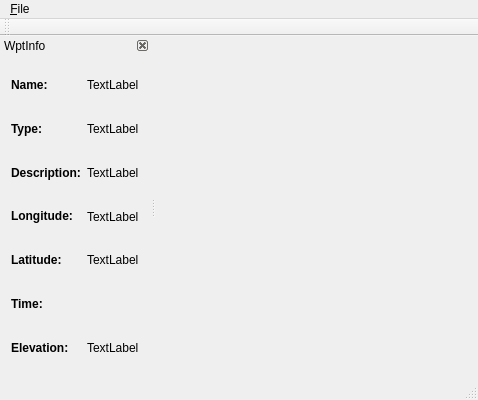
The window that src/mainwindow.ui (andreadecorte/geoviodi) describes before a commit, drawn with Qt 5.
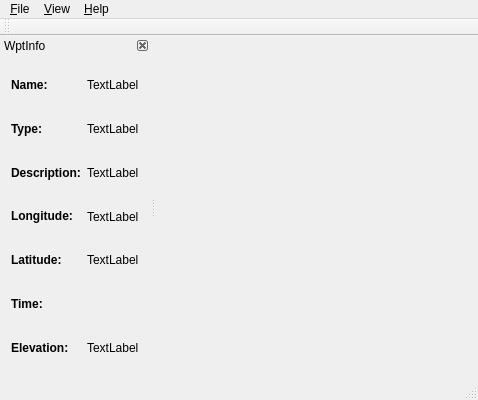
The same window after the commit.

Commit message: added basic about box and improved menu

The edit to the form file:
```diff
--- a/src/mainwindow.ui
+++ b/src/mainwindow.ui
@@ -46,7 +46,21 @@
     <addaction name="separator"/>
     <addaction name="action_Exit"/>
    </widget>
+   <widget class="QMenu" name="menu_Help">
+    <property name="title">
+     <string>&amp;Help</string>
+    </property>
+    <addaction name="actionAbout_Qt"/>
+    <addaction name="action_About"/>
+   </widget>
+   <widget class="QMenu" name="menu_View">
+    <property name="title">
+     <string>&amp;View</string>
+    </property>
+   </widget>
    <addaction name="menu_File"/>
+   <addaction name="menu_View"/>
+   <addaction name="menu_Help"/>
   </widget>
   <widget class="QStatusBar" name="statusBar"/>
   <widget class="QToolBar" name="toolBar">
```
Left out of the diff: 12 changed lines with no effect on the pictures. The commit also changes 2 other files.
